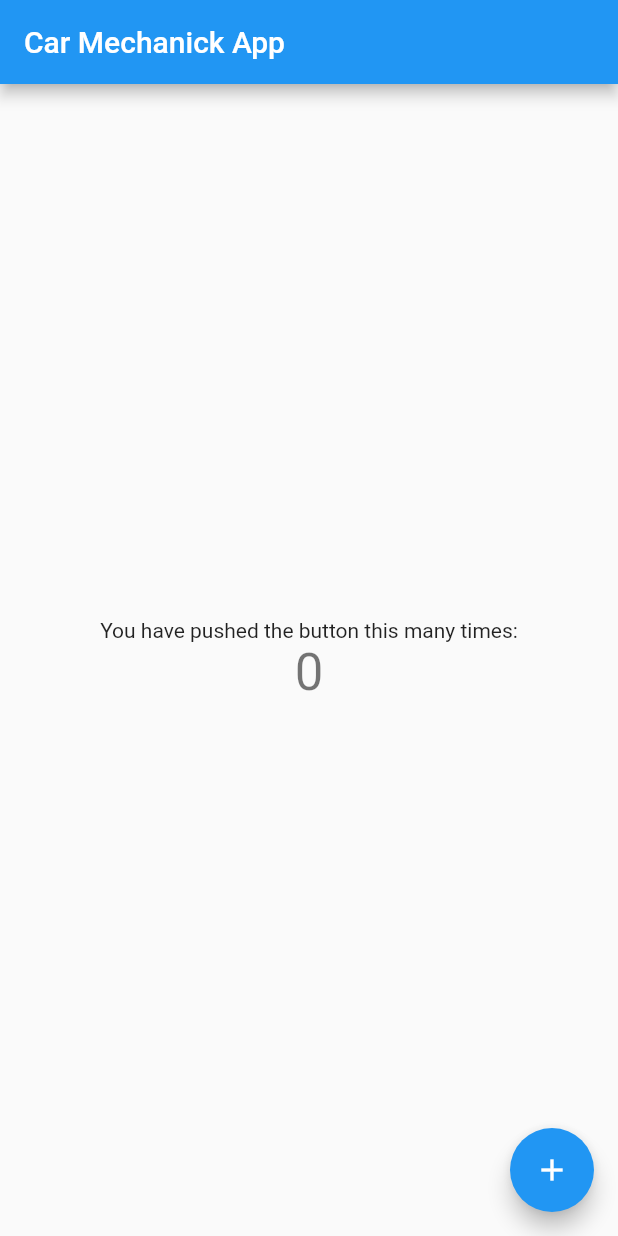
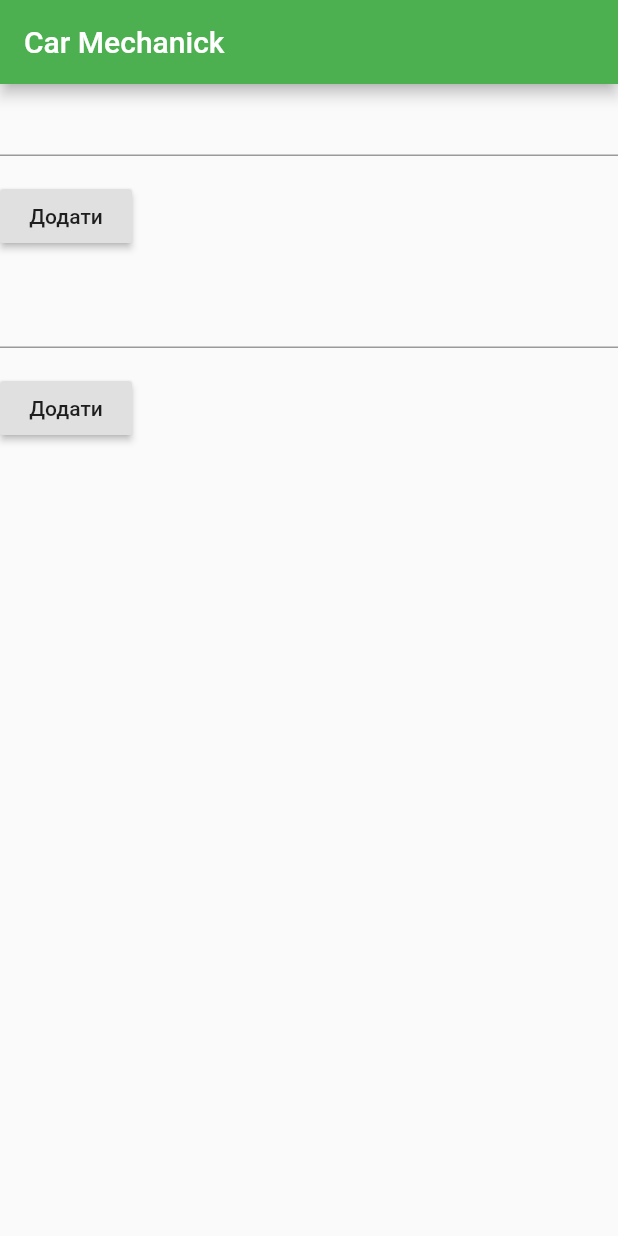
Before and after one commit to Vlad-Kostyuk/CarHelper, a Flutter app: the screen it shows after launch, on a phone screen of 412 x 824 dp. Run offline on Flutter 3.47's test engine with Material 2 defaults, Android fonts, the phone set to English and light mode, and no system bars.

Commit message:
Створення початкового скріна №3(інтерфеййс)

```diff
--- a/lib/main.dart
+++ b/lib/main.dart
@@ -1,109 +1,101 @@
 import 'package:flutter/material.dart';
 
-void main() => runApp(MyApp());
+void main() => runApp(Car_mechanick());
 
-class MyApp extends StatelessWidget {
-  // This widget is the root of your application.
+class Car_mechanick extends StatelessWidget {
   @override
   Widget build(BuildContext context) {
+
+
+    final appTitle = 'Car Mechanick';
+
     return MaterialApp(
-      title: 'Flutter Demo',
-      theme: ThemeData(
-        // This is the theme of your application.
-        //
-        // Try running your application with "flutter run". You'll see the
-        // application has a blue toolbar. Then, without quitting the app, try
-        // changing the primarySwatch below to Colors.green and then invoke
-        // "hot reload" (press "r" in the console where you ran "flutter run",
-        // or press Run > Flutter Hot Reload in IntelliJ). Notice that the
-        // counter didn't reset back to zero; the application is not restarted.
-        primarySwatch: Colors.blue,
+
+      title: appTitle,
+      home: Scaffold(
+        appBar: AppBar(
+          title: Text(appTitle),
+          backgroundColor: Colors.green,
+        ),
+        body: CustomFormSTO(),
       ),
-      home: MyHomePage(title: 'Car Mechanick App'),
     );
   }
 }
+//colors
 
-class MyHomePage extends StatefulWidget {
-  MyHomePage({Key key, this.title}) : super(key: key);
 
-  // This widget is the home page of your application. It is stateful, meaning
-  // that it has a State object (defined below) that contains fields that affect
-  // how it looks.
-
-  // This class is the configuration for the state. It holds the values (in this
-  // case the title) provided by the parent (in this case the App widget) and
-  // used by the build method of the State. Fields in a Widget subclass are
-  // always marked "final".
-
-  final String title;
-
+class CustomFormSTO extends StatefulWidget {
   @override
-  _MyHomePageState createState() => _MyHomePageState();
+  FormFillingSto createState() {
+    return FormFillingSto();
+  }
 }
 
-class _MyHomePageState extends State<MyHomePage> {
-  int _counter = 0;
 
-  void _incrementCounter() {
-    setState(() {
-      // This call to setState tells the Flutter framework that something has
-      // changed in this State, which causes it to rerun the build method below
-      // so that the display can reflect the updated values. If we changed
-      // _counter without calling setState(), then the build method would not be
-      // called again, and so nothing would appear to happen.
-      _counter++;
-    });
-  }
+class FormFillingSto extends State<CustomFormSTO> {
+
+  final _formKey = GlobalKey<FormState>();
 
   @override
   Widget build(BuildContext context) {
-    // This method is rerun every time setState is called, for instance as done
-    // by the _incrementCounter method above.
-    //
-    // The Flutter framework has been optimized to make rerunning build methods
-    // fast, so that you can just rebuild anything that needs updating rather
-    // than having to individually change instances of widgets.
-    return Scaffold(
-      appBar: AppBar(
-        // Here we take the value from the MyHomePage object that was created by
-        // the App.build method, and use it to set our appbar title.
-        title: Text(widget.title),
+    return Form(
+      key: _formKey,
+      child: Column(
+        crossAxisAlignment: CrossAxisAlignment.start,
+        children: <Widget>[
+          TextFormField(
+            validator: (value) {
+
+              if (value.isEmpty) {
+                return 'Будь-ласка,ведіть текс!';
+              }
+            },
+          ),
+
+
+
+
+          Padding(
+
+          padding: const EdgeInsets.symmetric(vertical: 16.0),
+            child: RaisedButton(
+
+              onPressed: () {
+                if (_formKey.currentState.validate()) {
+                  Scaffold.of(context)
+                      .showSnackBar(SnackBar(content: Text('Запис тесту першого поля')));
+              }
+              },
+              child: Text('Додати'),
+            ),
+
+          ),
+//2
+          TextFormField(
+            validator: (value) {
+              if (value.isEmpty) {
+                return 'Будь-ласка,ведіть текс в 2 полі!';
+
+              }
+            },
+          ),
+
+          Padding(
+            padding: const EdgeInsets.symmetric(vertical: 16.0),
+            child: RaisedButton(
+              onPressed: () {
+                if (_formKey.currentState.validate()) {
+                  Scaffold.of(context)
+                      .showSnackBar(SnackBar(content: Text('Запис тесту другого поля')));
+                }
+              },
+              child: Text('Додати'),
+            ),
+          ),
+
+        ],
       ),
-      body: Center(
-        // Center is a layout widget. It takes a single child and positions it
-        // in the middle of the parent.
-        child: Column(
-          // Column is also layout widget. It takes a list of children and
-          // arranges them vertically. By default, it sizes itself to fit its
-          // children horizontally, and tries to be as tall as its parent.
-          //
-          // Invoke "debug paint" (press "p" in the console where you ran
-          // "flutter run", or select "Toggle Debug Paint" from the Flutter tool
-          // window in IntelliJ) to see the wireframe for each widget.
-          //
-          // Column has various properties to control how it sizes itself and
-          // how it positions its children. Here we use mainAxisAlignment to
-          // center the children vertically; the main axis here is the vertical
-          // axis because Columns are vertical (the cross axis would be
-          // horizontal).
-          mainAxisAlignment: MainAxisAlignment.center,
-          children: <Widget>[
-            Text(
-              'You have pushed the button this many times:',
-            ),
-            Text(
-              '$_counter',
-              style: Theme.of(context).textTheme.display1,
-            ),
-          ],
-        ),
-      ),
-      floatingActionButton: FloatingActionButton(
-        onPressed: _incrementCounter,
-        tooltip: 'Increment',
-        child: Icon(Icons.add),
-      ), // This trailing comma makes auto-formatting nicer for build methods.
     );
   }
 }
```
